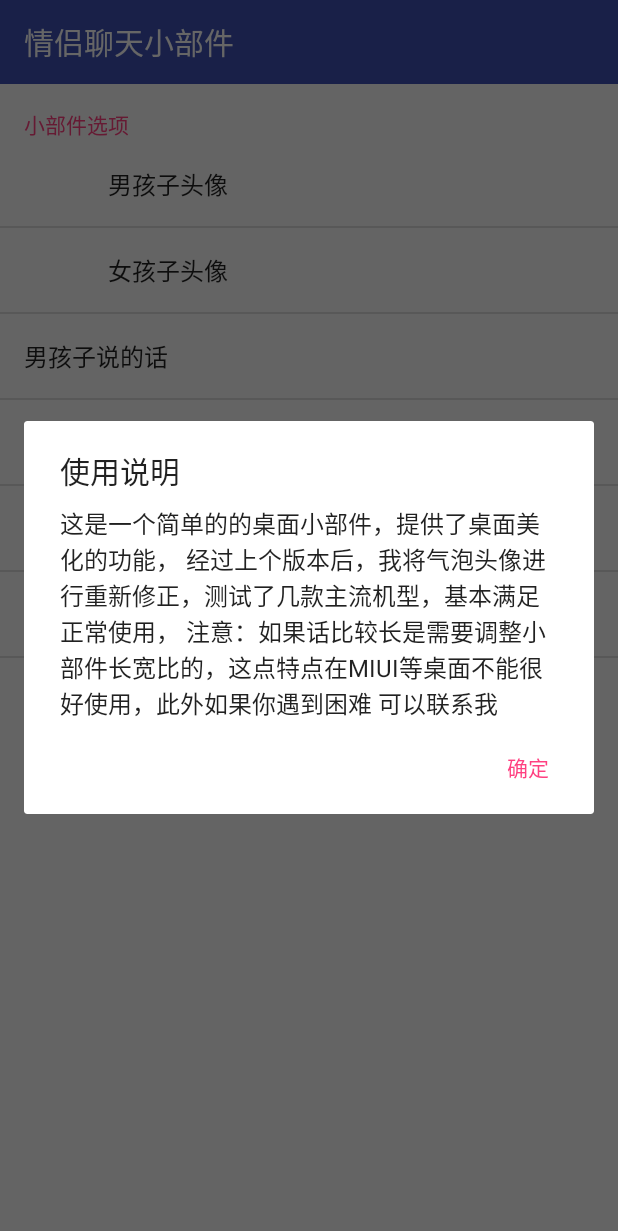
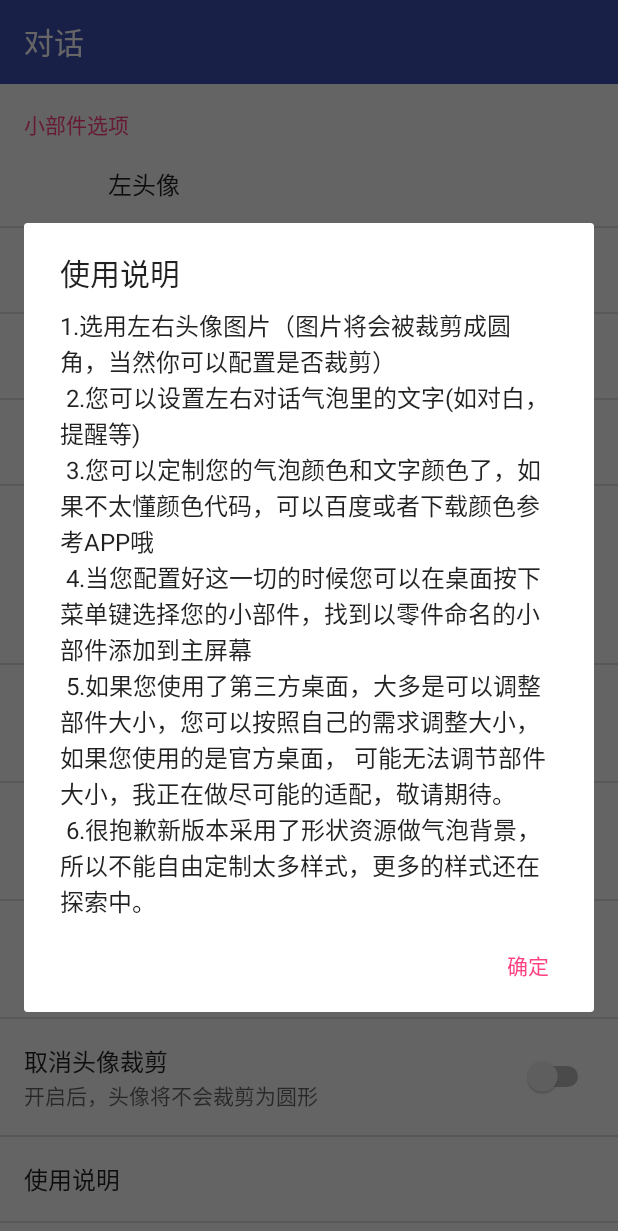
Before and after one commit to Surine/WithHer, an Android app: the InfoActivity screen opened directly, with no data from a screen before it, after a tap on "使用说明", on a phone screen of 412 x 824 dp. Shown: the top 1231 px of the screen. Run offline under Robolectric (Android 15) with nearby library versions, the phone set to English and light mode, and no system bars.

Commit message:
增加气泡颜色自定义

```diff
--- a/app/build.gradle
+++ b/app/build.gradle
@@ -6,10 +6,10 @@ android {
     buildToolsVersion "25.0.2"
     defaultConfig {
         applicationId "com.surine.withher"
-        minSdkVersion 15
+        minSdkVersion 16
         targetSdkVersion 25
-        versionCode 1
-        versionName "1.1"
+        versionCode 2
+        versionName "1.2"
         testInstrumentationRunner "android.support.test.runner.AndroidJUnitRunner"
     }
     buildTypes {
--- a/app/src/main/AndroidManifest.xml
+++ b/app/src/main/AndroidManifest.xml
@@ -37,7 +37,8 @@
             <!--指定 AppWidgetProviderInfo 对应的资源路径。即，xml/example_appwidget_info.xml。-->
             <meta-data
                 android:name="android.appwidget.provider"
-                android:resource="@xml/chatwidget"/>
+                android:resource="@xml/chatwidget"
+                />
         </receiver>
 
     </application>
--- a/app/src/main/java/com/surine/withher/Fragment/ChatInfoFragment.kt
+++ b/app/src/main/java/com/surine/withher/Fragment/ChatInfoFragment.kt
@@ -1,6 +1,5 @@
 package com.surine.withher.Fragment
 
-import android.app.Activity.RESULT_CANCELED
 import android.content.Intent
 import android.content.SharedPreferences
 import android.graphics.Bitmap
@@ -29,11 +28,15 @@ class ChatInfoFragment : PreferenceFragment(), Preference.OnPreferenceClickListe
     private var boy_say: EditTextPreference? = null
     private var girl_say: EditTextPreference? = null
     private var create: Preference? = null
-    private var more: Preference? = null
+    private var cut: Preference? = null
+    private var left_color: EditTextPreference? = null
+    private var left_text_color: EditTextPreference? = null
+    private var right_color: EditTextPreference? = null
+    private var right_text_color: EditTextPreference? = null
     override fun onCreate(savedInstanceState: Bundle?) {
         super.onCreate(savedInstanceState)
         addPreferencesFromResource(R.xml.chat)
-        activity.title = "情侣聊天小部件"
+        activity.title = getString(R.string.chat)
         findview()   //initview
         setLinsener()   //setlinstener
     }
@@ -43,7 +46,7 @@ class ChatInfoFragment : PreferenceFragment(), Preference.OnPreferenceClickListe
         girl_head!!.onPreferenceClickListener = this
         boy_say!!.onPreferenceClickListener = this
         girl_say!!.onPreferenceClickListener = this
-        more!!.onPreferenceClickListener = this
+        cut!!.onPreferenceClickListener = this
         create!!.onPreferenceClickListener = this
     }
 
@@ -52,7 +55,11 @@ class ChatInfoFragment : PreferenceFragment(), Preference.OnPreferenceClickListe
         girl_head = findPreference("girl_head")
         boy_say = findPreference("boy_say") as EditTextPreference
         girl_say = findPreference("girl_say") as EditTextPreference
-        more = findPreference("more")
+        left_color = findPreference("left_color") as EditTextPreference
+        left_text_color = findPreference("left_text_color") as EditTextPreference
+        right_color = findPreference("right_color") as EditTextPreference
+        right_text_color = findPreference("right_text_color") as EditTextPreference
+        cut = findPreference("cut")
         create = findPreference("create")
         val prefs = PreferenceManager
                 .getDefaultSharedPreferences(activity)
@@ -71,9 +78,7 @@ class ChatInfoFragment : PreferenceFragment(), Preference.OnPreferenceClickListe
             choose_picture(1)
         } else if (preference === girl_head) {
             choose_picture(0)
-        } else if (preference === more) {
-            toast("暂时没有更多")
-        } else if (preference === create) {
+        }else if (preference === create) {
             dialog(getString(R.string.info),"使用说明")
         }
 
@@ -83,9 +88,12 @@ class ChatInfoFragment : PreferenceFragment(), Preference.OnPreferenceClickListe
 
 
     private fun choose_picture(i: Int) {
-         val intent = Intent(Intent.ACTION_PICK)
-        intent.setDataAndType(MediaStore.Images.Media.EXTERNAL_CONTENT_URI, "image/*")
-        startActivityForResult(intent, i)
+        try {
+            val intent = Intent(Intent.ACTION_PICK)
+            intent.setDataAndType(MediaStore.Images.Media.EXTERNAL_CONTENT_URI, "image/*")
+            startActivityForResult(intent, i)
+        } catch(e: Exception) {
+        }
     }
 
 
@@ -107,6 +115,14 @@ class ChatInfoFragment : PreferenceFragment(), Preference.OnPreferenceClickListe
             test("boy_say", sharedPreferences)
         } else if (s == "girl_say") {
             test("girl_say", sharedPreferences)
+        } else if(s == "left_color"){
+            sendBorad()
+        }else if(s == "right_color"){
+            sendBorad()
+        }else if(s == "left_text_color"){
+            sendBorad()
+        }else if(s == "right_text_color"){
+            sendBorad()
         }
     }
 
@@ -134,16 +150,30 @@ class ChatInfoFragment : PreferenceFragment(), Preference.OnPreferenceClickListe
 
 
     //onactivityresult
-    override fun onActivityResult(requestCode: Int, resultCode: Int, data: Intent) {
-        if(resultCode != RESULT_CANCELED) {
-            when (requestCode) {
-                1 -> HandLeImage(data!!, 1)   //show the  picture
-                0 -> HandLeImage(data!!, 0)   //show the  picture
-                3 -> save(GetBitMap(data!!), 3) //get bitmap and save
-                2 -> save(GetBitMap(data!!), 2) //get bitmap and save
+
+    //so happy to fix a bug (due to the back click……,if we click the back we will get a null data
+    // and because i use the kotlin develop the app,the null is unsafed,so can cause the error)
+    override fun onActivityResult(requestCode: Int, resultCode: Int, data: Intent?) {
+        try {
+            if (requestCode == 1) {
+                HandLeImage(data, 1)   //show the  picture
+            } else if (requestCode == 0) {
+                HandLeImage(data, 0)   //show the  picture
+            } else if (requestCode == 3) {
+                save(GetBitMap(data), 3) //get bitmap and save
+            } else if (requestCode == 2) {
+                save(GetBitMap(data), 2) //get bitmap and save
+            } else{
+                toast("error")
             }
+        } catch(e: Exception) {
+
         }
     }
+
+
+
+
 
     private fun save(getBitMap: Bitmap, i: Int){
         var filename: String? = null
@@ -181,11 +211,12 @@ class ChatInfoFragment : PreferenceFragment(), Preference.OnPreferenceClickListe
 
     private fun HandLeImage(data: Intent?, i: Int) {
         // 从相册返回的数据
-        if (data != null) {
             // get uri
-            val uri = data.data
+        try {
+            val uri = data?.data
             //crop method
-            cropPic(uri,i)
+            cropPic(uri!!,i)
+        } catch(e: Exception) {
         }
 
     }
--- a/app/src/main/java/com/surine/withher/kotlin_ui/dialog.kt
+++ b/app/src/main/java/com/surine/withher/kotlin_ui/dialog.kt
@@ -4,6 +4,7 @@ import android.app.AlertDialog
 import android.app.Fragment
 import android.content.Intent
 import android.net.Uri
+import com.surine.withher.R
 
 /**
  * Created by surine on 2017/5/28.
@@ -23,9 +24,7 @@ fun Fragment.listdialog(items: Array<CharSequence>, title: String) {
         if(i==1){
             startActivity(Intent(Intent.ACTION_VIEW, Uri.parse("http://github.com/surine/")))
         }else if(i == 0){
-            dialog("经过第一版本的反馈，本版本已经修改了气泡，头像和一些奇怪的bug" +
-                    "也兼容到了Android4.0，全部代码转换成Kotlin语言开发，如果在使用中" +
-                    "遇到了什么问题请反馈给我。","关于")
+            dialog(getString(R.string.about),"关于")
         }
     }.show()
 
--- a/app/src/main/java/com/surine/withher/kotlin_ui/toast.kt
+++ b/app/src/main/java/com/surine/withher/kotlin_ui/toast.kt
@@ -1,6 +1,7 @@
 package com.surine.withher.kotlin_ui
 
 import android.app.Fragment
+import android.content.Context
 import android.widget.Toast
 
 /**
@@ -10,3 +11,6 @@ import android.widget.Toast
 fun Fragment.toast(message:CharSequence, duration:Int= Toast.LENGTH_SHORT){
     Toast.makeText(activity,message,duration).show()
 }
+fun toast(mcontext:Context,message:CharSequence, duration:Int= Toast.LENGTH_SHORT){
+    Toast.makeText(mcontext,message,duration).show()
+}
--- a/app/src/main/res/layout/activity_main.xml
+++ b/app/src/main/res/layout/activity_main.xml
@@ -17,7 +17,7 @@
         android:layout_alignParentTop="true"
         android:background="?attr/colorPrimary"
         android:minHeight="?attr/actionBarSize"
-        />
+        tools:ignore="RtlCompat"/>
 
     <FrameLayout
         android:layout_width="match_parent"
--- a/app/src/main/res/values/colors.xml
+++ b/app/src/main/res/values/colors.xml
@@ -3,4 +3,7 @@
     <color name="colorPrimary">#3F51B5</color>
     <color name="colorPrimaryDark">#303F9F</color>
     <color name="colorAccent">#FF4081</color>
+    <color name="W1">#FFF</color>
+    <color name="W2">#94df11</color>
+    <color name="W3">#2da6e7</color>
 </resources>
--- a/app/src/main/res/values/strings.xml
+++ b/app/src/main/res/values/strings.xml
@@ -1,11 +1,23 @@
 <resources>
     <string name="app_name">零件</string>
-    <string name="normal">如今一个人听歌，\n
+    <string name="normal">如今一个人听歌
         总是会觉得失落</string>
-    <string name="normal2">幻听你在我的耳边，\n
+    <string name="normal2">幻听你在我的耳边
         轻轻诉说。</string>
-    <string name="info">这是一个简单的的桌面小部件，提供了桌面美化的功能，
-    经过上个版本后，我将气泡头像进行重新修正，测试了几款主流机型，基本满足正常使用，
-    注意：如果话比较长是需要调整小部件长宽比的，这点特点在MIUI等桌面不能很好使用，此外如果你遇到困难
-    可以联系我</string>
+    <string name="info">
+        1.选用左右头像图片（图片将会被裁剪成圆角，当然你可以配置是否裁剪）\n
+        2.您可以设置左右对话气泡里的文字(如对白，提醒等)\n
+        3.您可以定制您的气泡颜色和文字颜色了，如果不太懂颜色代码，可以百度或者下载颜色参考APP哦\n
+        4.当您配置好这一切的时候您可以在桌面按下菜单键选择您的小部件，找到以零件命名的小部件添加到主屏幕\n
+        5.如果您使用了第三方桌面，大多是可以调整部件大小，您可以按照自己的需求调整大小，如果您使用的是官方桌面，
+        可能无法调节部件大小，我正在做尽可能的适配，敬请期待。\n
+        6.很抱歉新版本采用了形状资源做气泡背景，所以不能自由定制太多样式，更多的样式还在探索中。
+            </string>
+    <string name="about">更新日志：\n
+        1.修复部分Bug\n
+        2.增加更多个性化定制\n
+        3.提升适配性，尽量适配更多手机\n
+        4.现在你可以点击右头像进入APP，减少了勿碰的可能性
+    </string>
+    <string name="chat">对话</string>
 </resources>
--- a/app/src/main/res/xml/chat.xml
+++ b/app/src/main/res/xml/chat.xml
@@ -6,28 +6,50 @@
        <Preference
            android:icon="@drawable/boy"
            android:key="boy_head"
-           android:title="男孩子头像"
+           android:title="左头像"
            />
 
        <Preference
            android:icon="@drawable/girl"
            android:key="girl_head"
-           android:title="女孩子头像"
+           android:title="右头像"
            />
        <EditTextPreference
            android:key="boy_say"
-           android:title="男孩子说的话"
+           android:title="左文字"
            android:summary=""
            />
        <EditTextPreference
            android:key="girl_say"
-           android:title="女孩子说的话"
+           android:title="右文字"
            android:summary=""
            />
-       <Preference
-           android:title="更多配置"
-           android:key="more"
+       <EditTextPreference
+           android:title="左气泡颜色"
+           android:key="left_color"
+           android:summary="设置气泡颜色(颜色代码如#00000000，数字前两位是透明度范围00-99,后六位是实际颜色值，必须正确填写九位值或者除透明度以外的七位值)"
            />
+       <EditTextPreference
+           android:title="右气泡颜色"
+           android:key="right_color"
+           android:summary="设置气泡颜色"
+           />
+       <EditTextPreference
+           android:title="左文字颜色"
+           android:key="left_text_color"
+           android:summary="设置文字颜色"
+           />
+       <EditTextPreference
+           android:title="右文字颜色"
+           android:key="right_text_color"
+           android:summary="设置文字颜色"
+           />
+       <SwitchPreference
+           android:title="取消头像裁剪"
+           android:summary="开启后，头像将不会裁剪为圆形"
+           android:key="cut"
+           />
+
        <Preference
            android:title="使用说明"
            android:key="create"
--- a/app/src/main/res/xml/chatwidget.xml
+++ b/app/src/main/res/xml/chatwidget.xml
@@ -1,9 +1,10 @@
 <?xml version="1.0" encoding="utf-8"?>
 <appwidget-provider
     xmlns:android="http://schemas.android.com/apk/res/android"
-    android:minHeight="100dp"
+    android:minHeight="110dp"
     android:minWidth="320dp"
     android:updatePeriodMillis="86400000"
+    android:resizeMode="horizontal|vertical"
     android:previewImage="@mipmap/ic_launcher"
     android:widgetCategory="home_screen|keyguard|searchbox"
     android:initialLayout="@layout/widget_chat_layout"
```
Also changed, not shown: app/src/main/java/com/surine/withher/Provider/ChatProvider.kt (+38 -8 lines), app/src/main/java/com/surine/withher/kotlin_io_util/io_util.kt (+12 -2 lines), app/src/main/res/drawable/shape.xml (added, +16 -0 lines), app/src/main/res/drawable/shape2.xml (added, +16 -0 lines), app/src/main/res/drawable/shape3.xml (added, +16 -0 lines), app/src/main/res/layout/widget_chat_layout.xml (+4 -6 lines), app/src/main/res/xml/list.xml (+4 -4 lines), 1 other file.
